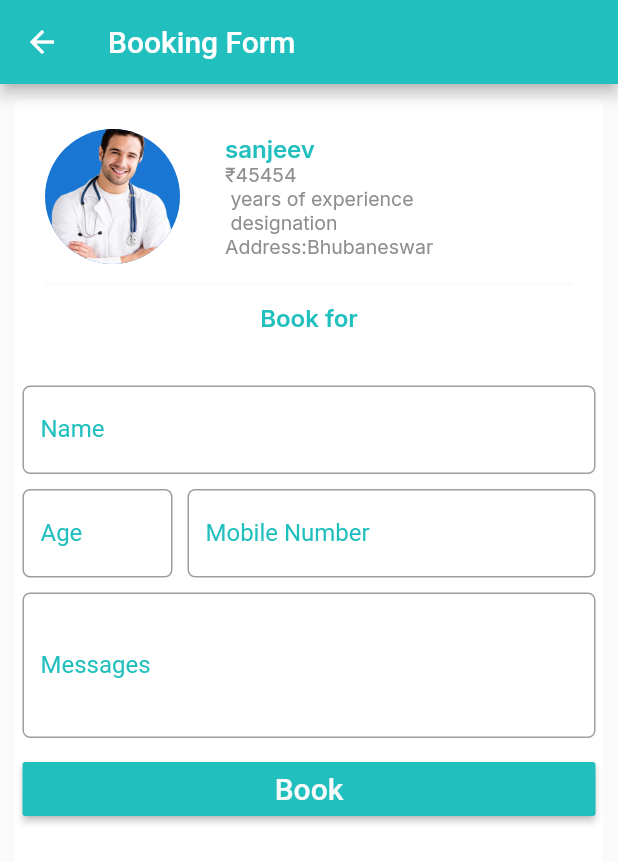
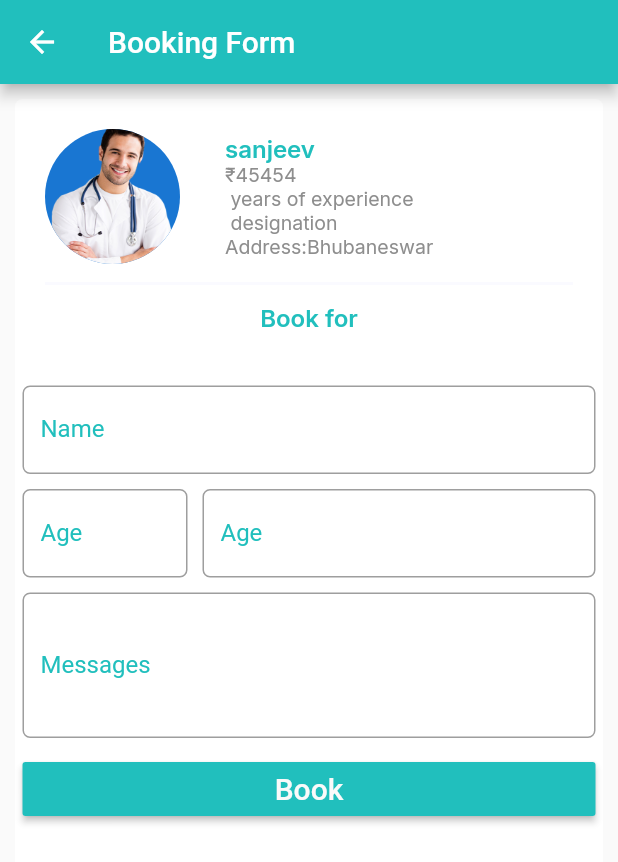
Before and after one commit to sanjeevkumar321/Doctor-online-appointment, a Flutter app: the form screen opened directly, on a phone screen of 412 x 824 dp. Shown: the top 862 px of the screen. Run offline on Flutter 3.47's test engine with Material 2 defaults, Android fonts, the light colour scheme and no system bars; our stand-ins replace flutter_svg, flutter_swiper, google_fonts.

Commit message:
remove some bugs

```diff
--- a/lib/main.dart
+++ b/lib/main.dart
@@ -2,7 +2,7 @@ import 'package:flutter/material.dart';
 import 'package:numed/screens/home_screen.dart';
 
 
-var  gv="global";
+
 void main() => runApp(MyApp());
 
 class MyApp extends StatelessWidget {
--- a/lib/screens/appointment_form.dart
+++ b/lib/screens/appointment_form.dart
@@ -1,12 +1,8 @@
 import 'package:flutter/cupertino.dart';
 import 'package:flutter/material.dart';
-import 'package:http/http.dart' as http;
-import 'dart:async';
-import 'dart:convert';
-import 'package:numed/screens/doctor_details.dart';
+
 import 'package:numed/constants/color_constant.dart';
 import 'package:numed/constants/style_constant.dart';
-import 'package:numed/widgets/outlineBtn.dart';
 
 class AppointmentForm extends StatelessWidget {
   @override
@@ -23,6 +19,7 @@ class form extends StatefulWidget {
 class _formState extends State<form> {
   final _minimumPadding = 5.0;
   TextEditingController userName = TextEditingController();
+  TextEditingController userAge = TextEditingController();
   TextEditingController userMobileno = TextEditingController();
   TextEditingController userMessage = TextEditingController();
   var displayResult = '';
@@ -68,7 +65,8 @@ class _formState extends State<form> {
                                   child: Column(
                                       crossAxisAlignment:
                                           CrossAxisAlignment.start,
-                                      mainAxisAlignment: MainAxisAlignment.center,
+                                      mainAxisAlignment:
+                                          MainAxisAlignment.center,
                                       children: <Widget>[
                                         Text(
                                           "sanjeev",
@@ -150,14 +148,14 @@ class _formState extends State<form> {
                       border: OutlineInputBorder(
                           borderRadius: BorderRadius.circular(5.0))),
                 )),
-            Row(children: <Widget>[
+            Row(
+              children: <Widget>[
                 Container(
-               width: 110.0,
-               child: Expanded(
-                 child:   Padding(
+                  width: 120.0,
+                  child: Padding(
                       padding: EdgeInsets.all(_minimumPadding),
                       child: TextField(
-                       controller: userMobileno,
+                        controller: userAge,
                         keyboardType: TextInputType.number,
                         decoration: InputDecoration(
                             labelText: 'Age',
@@ -166,35 +164,35 @@ class _formState extends State<form> {
                               color: mCardSubtitleColor,
                             ),
                             focusedBorder: OutlineInputBorder(
-                             borderSide:
-                             BorderSide(color: mCardSubtitleColor, width: 1.0),
+                              borderSide: BorderSide(
+                                  color: mCardSubtitleColor, width: 1.0),
                             ),
                             border: OutlineInputBorder(
                                 borderRadius: BorderRadius.circular(5.0))),
                       )),
                 ),
-             ),
                 Expanded(
-                child:   Padding(
+                  child: Padding(
                       padding: EdgeInsets.all(_minimumPadding),
                       child: TextField(
-                      controller: userMobileno,
+                        controller: userAge,
                         keyboardType: TextInputType.number,
                         decoration: InputDecoration(
-                          labelText: 'Mobile Number',
-                          hintText: 'Enter Mobile Number',
+                            labelText: 'Age',
+                            hintText: 'Enter Age',
                             labelStyle: TextStyle(
                               color: mCardSubtitleColor,
                             ),
                             focusedBorder: OutlineInputBorder(
-                            borderSide:
-                            BorderSide(color: mCardSubtitleColor, width: 1.0),
+                              borderSide: BorderSide(
+                                  color: mCardSubtitleColor, width: 1.0),
                             ),
                             border: OutlineInputBorder(
                                 borderRadius: BorderRadius.circular(5.0))),
                       )),
                 ),
-            ],),
+              ],
+            ),
             Padding(
                 padding: EdgeInsets.all(_minimumPadding),
                 child: TextField(
@@ -214,14 +212,16 @@ class _formState extends State<form> {
                       border: OutlineInputBorder(
                           borderRadius: BorderRadius.circular(5.0))),
                 )),
-
             Padding(
                 padding: EdgeInsets.all(_minimumPadding),
                 child: RaisedButton(
                   color: mCardSubtitleColor,
-                  child: Text('Book', style: TextStyle(fontSize: 20,color: BackgroundColor)),
+                  child: Text('Book',
+                      style: TextStyle(fontSize: 20, color: BackgroundColor)),
                   onPressed: () {
-                    setState(() {debugPrint("submit");});
+                    setState(() {
+                      debugPrint("submit");
+                    });
                   },
                 )),
             Padding(
```
Also changed, not shown: pubspec.lock, 2 other files. Lines whose indentation alone changed are shown as unchanged.
